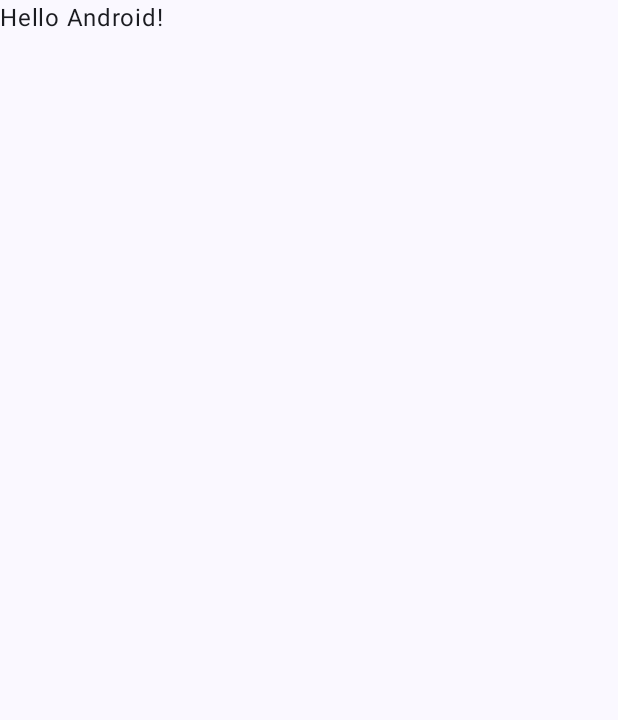
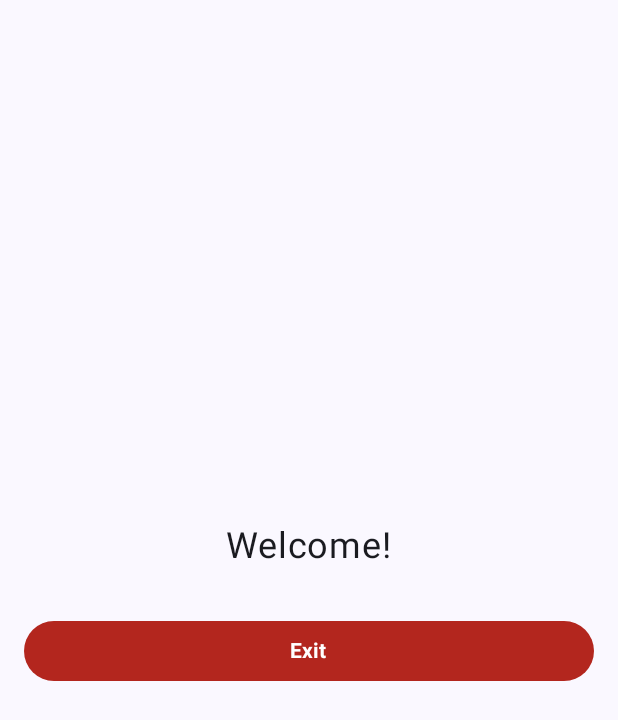
Before and after one commit to Allamymp/weatherApp, an Android app built with Jetpack Compose: the MainActivity screen opened directly, with no data from a screen before it, on a phone screen of 412 x 824 dp. Before the commit the part shown is almost empty. Shown: the top 720 px of the screen. Run offline under Robolectric (Android 15) with nearby library versions, the phone set to English and light mode, and no system bars.

Commit message:
" Pratica 1 – Parte 3"

```diff
--- a/app/src/main/java/com/weatherapp/LoginActivity.kt
+++ b/app/src/main/java/com/weatherapp/LoginActivity.kt
@@ -1,6 +1,8 @@
 package com.weatherapp
 
 import android.app.Activity
+import android.content.Intent
+import android.content.Intent.FLAG_ACTIVITY_SINGLE_TOP
 import android.os.Bundle
 import android.widget.Toast
 import androidx.activity.ComponentActivity
@@ -49,7 +51,6 @@ class LoginActivity : ComponentActivity() {
         }
     }
 }
-@OptIn(ExperimentalMaterial3Api::class)
 @Preview(showBackground = true)
 @Composable
 fun LoginPage(modifier: Modifier = Modifier) {
@@ -62,7 +63,7 @@ fun LoginPage(modifier: Modifier = Modifier) {
         horizontalAlignment = Alignment.CenterHorizontally,
     ) {
         Text(
-            text = "Bem-vindo/a!",
+            text = "Bem-vindo!",
             fontSize = 24.sp
         )
         OutlinedTextField(
@@ -84,6 +85,11 @@ fun LoginPage(modifier: Modifier = Modifier) {
             Button(
                 onClick = {
                     Toast.makeText(activity, "Login OK!", Toast.LENGTH_LONG).show()
+                    activity?.startActivity(
+                        Intent(activity, MainActivity::class.java).setFlags(
+                            FLAG_ACTIVITY_SINGLE_TOP
+                        )
+                    )
                 },
                 enabled = email.isNotEmpty() && password.isNotEmpty()
             ) {
--- a/app/src/main/java/com/weatherapp/MainActivity.kt
+++ b/app/src/main/java/com/weatherapp/MainActivity.kt
@@ -1,15 +1,30 @@
 package com.weatherapp
 
+import android.app.Activity
 import android.os.Bundle
+import android.widget.Toast
 import androidx.activity.ComponentActivity
 import androidx.activity.compose.setContent
+import androidx.compose.foundation.layout.Arrangement
+import androidx.compose.foundation.layout.Column
+import androidx.compose.foundation.layout.Spacer
 import androidx.compose.foundation.layout.fillMaxSize
+import androidx.compose.foundation.layout.fillMaxWidth
+import androidx.compose.foundation.layout.height
+import androidx.compose.foundation.layout.padding
+import androidx.compose.material3.Button
+import androidx.compose.material3.ButtonDefaults
 import androidx.compose.material3.MaterialTheme
 import androidx.compose.material3.Surface
 import androidx.compose.material3.Text
 import androidx.compose.runtime.Composable
+import androidx.compose.ui.Alignment
 import androidx.compose.ui.Modifier
+import androidx.compose.ui.platform.LocalContext
+import androidx.compose.ui.text.font.FontWeight
 import androidx.compose.ui.tooling.preview.Preview
+import androidx.compose.ui.unit.dp
+import androidx.compose.ui.unit.sp
 import com.weatherapp.ui.theme.WeatherAppTheme
 
 class MainActivity : ComponentActivity() {
@@ -18,26 +33,46 @@ class MainActivity : ComponentActivity() {
         setContent {
             WeatherAppTheme {
                 // A surface container using the 'background' color from the theme
-                Surface(modifier = Modifier.fillMaxSize(), color = MaterialTheme.colorScheme.background) {
-                    Greeting("Android")
+                Surface(
+                    modifier = Modifier.fillMaxSize(),
+                    color = MaterialTheme.colorScheme.background
+                ) {
+                    HomePage()
                 }
             }
         }
     }
 }
-
-@Composable
-fun Greeting(name: String, modifier: Modifier = Modifier) {
-    Text(
-            text = "Hello $name!",
-            modifier = modifier
-    )
-}
-
 @Preview(showBackground = true)
 @Composable
-fun GreetingPreview() {
-    WeatherAppTheme {
-        Greeting("Android")
+fun HomePage(modifier: Modifier = Modifier) {
+    val activity = LocalContext.current as? Activity
+    Column(
+        modifier = Modifier
+            .padding(16.dp),
+        verticalArrangement = Arrangement.Center,
+        horizontalAlignment = Alignment.CenterHorizontally,
+    ) {
+        Text(
+            text = "Welcome!",
+            fontSize = 24.sp,
+            modifier = Modifier.padding(bottom = 16.dp)
+        )
+
+        Button(
+            onClick = {
+                activity?.finish()
+            },
+            modifier = Modifier
+                .fillMaxWidth()
+                .padding(vertical = 16.dp), // Adiciona espaçamento vertical
+            colors = ButtonDefaults.buttonColors(MaterialTheme.colorScheme.error)
+        ) {
+            Text(
+                text = "Exit",
+                fontWeight = FontWeight.Bold
+            )
+        }
+
     }
 }
```
